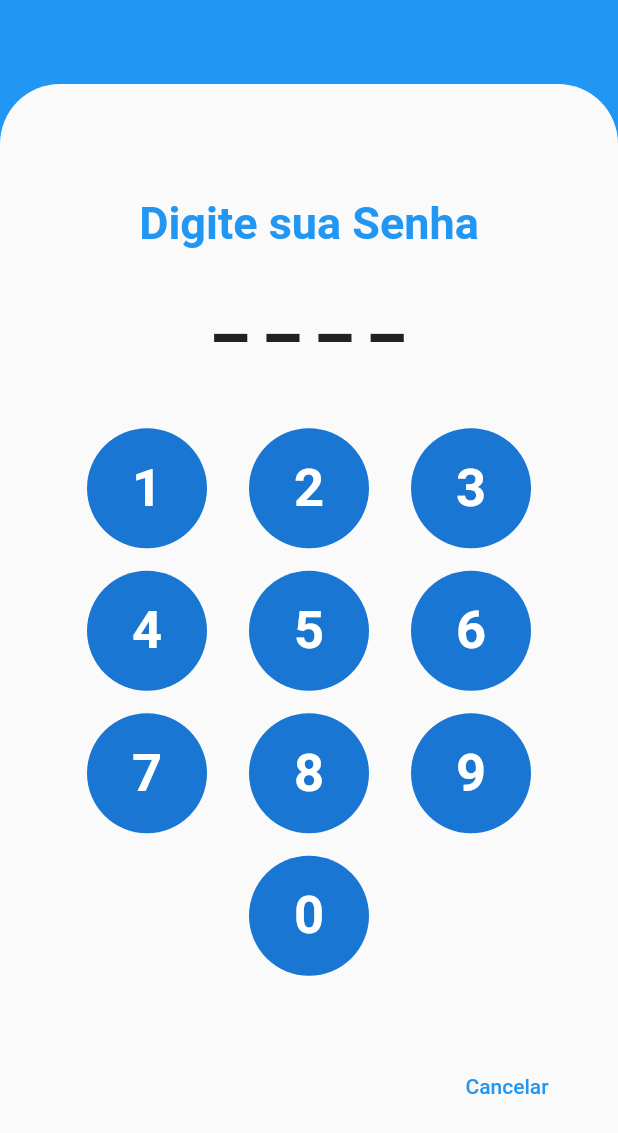
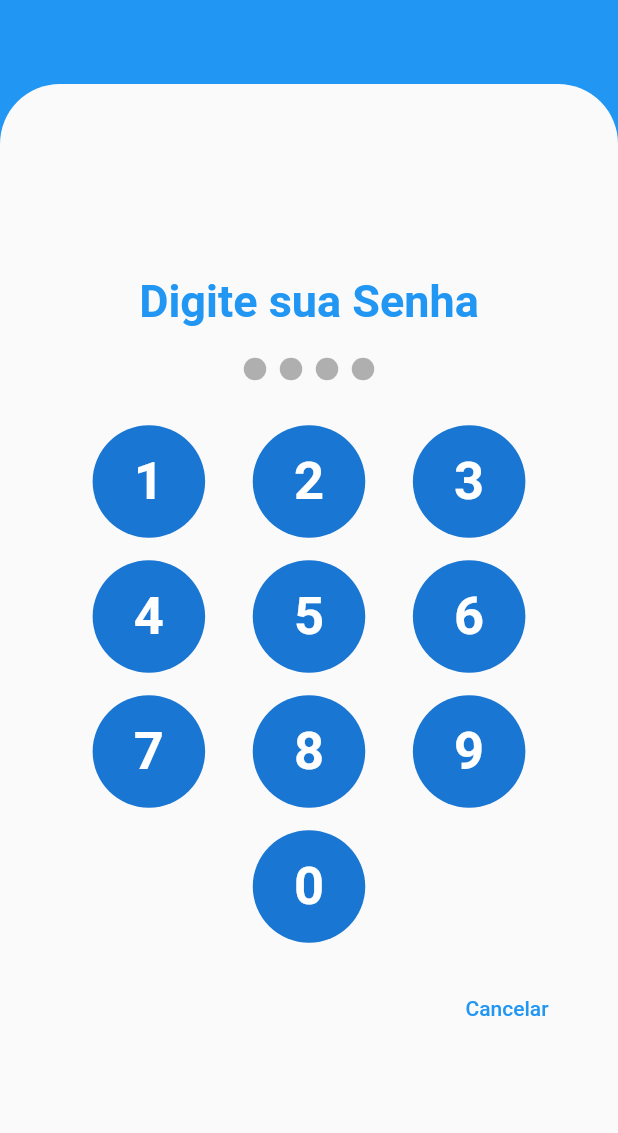
Before and after one commit to eduardoazvd17/ListaCompras, a Flutter app: the TelaPin widget shown alone on an empty page, opened directly, on a phone screen of 412 x 824 dp. Shown: the top 1133 px of the screen. Run offline on Flutter 3.47's test engine with Material 2 defaults, Android fonts, the phone set to English and light mode, and no system bars; our stand-ins replace carousel_slider, cloud_firestore, connectivity, shared_preferences; accounts and stored records are empty.

```diff
--- a/lib/componentes/botao_pin.dart
+++ b/lib/componentes/botao_pin.dart
@@ -7,8 +7,8 @@ class BotaoPin extends StatelessWidget {
   @override
   Widget build(BuildContext context) {
     return Container(
-      height: 80,
-      width: 80,
+      height: 75,
+      width: 75,
       child: InkWell(
         onTap: () => onTap(context, numero),
         child: CircleAvatar(
--- a/lib/telas/tela_pin.dart
+++ b/lib/telas/tela_pin.dart
@@ -18,6 +18,61 @@ class _TelaPinState extends State<TelaPin> {
   String msg = 'Digite sua Senha';
   Color corMsg;
   String pinDigitado = '';
+
+  Widget _digitosPin(int d) {
+    return Row(
+      mainAxisAlignment: MainAxisAlignment.center,
+      children: <Widget>[
+        Container(
+          width: 15,
+          height: 15,
+          margin: EdgeInsets.symmetric(vertical: 10.0, horizontal: 2.0),
+          decoration: BoxDecoration(
+            shape: BoxShape.circle,
+            color: d == 1 || d == 2 || d == 3 || d == 4
+                ? Theme.of(context).primaryColor
+                : Color.fromRGBO(0, 0, 0, 0.3),
+          ),
+        ),
+        SizedBox(width: 5),
+        Container(
+          width: 15,
+          height: 15,
+          margin: EdgeInsets.symmetric(vertical: 10.0, horizontal: 2.0),
+          decoration: BoxDecoration(
+            shape: BoxShape.circle,
+            color: d == 2 || d == 3 || d == 4
+                ? Theme.of(context).primaryColor
+                : Color.fromRGBO(0, 0, 0, 0.3),
+          ),
+        ),
+        SizedBox(width: 5),
+        Container(
+          width: 15,
+          height: 15,
+          margin: EdgeInsets.symmetric(vertical: 10.0, horizontal: 2.0),
+          decoration: BoxDecoration(
+            shape: BoxShape.circle,
+            color: d == 3 || d == 4
+                ? Theme.of(context).primaryColor
+                : Color.fromRGBO(0, 0, 0, 0.3),
+          ),
+        ),
+        SizedBox(width: 5),
+        Container(
+          width: 15,
+          height: 15,
+          margin: EdgeInsets.symmetric(vertical: 10.0, horizontal: 2.0),
+          decoration: BoxDecoration(
+            shape: BoxShape.circle,
+            color: d == 4
+                ? Theme.of(context).primaryColor
+                : Color.fromRGBO(0, 0, 0, 0.3),
+          ),
+        ),
+      ],
+    );
+  }
 
   _entrar(BuildContext context) async {
     if (pinDigitado == widget.pin) {
@@ -79,24 +134,20 @@ class _TelaPinState extends State<TelaPin> {
                     SizedBox(height: 10),
                     Column(
                       children: <Widget>[
-                        Text(
-                          pinDigitado.length == 0
-                              ? "_ _ _ _"
-                              : pinDigitado.length == 1
-                                  ? "* _ _ _"
-                                  : pinDigitado.length == 2
-                                      ? "* * _ _"
-                                      : pinDigitado.length == 3
-                                          ? "* * * _"
-                                          : "* * * *",
-                          style: TextStyle(
-                              fontSize: 50, fontWeight: FontWeight.bold),
-                        ),
+                        pinDigitado.length == 0
+                            ? _digitosPin(0)
+                            : pinDigitado.length == 1
+                                ? _digitosPin(1)
+                                : pinDigitado.length == 2
+                                    ? _digitosPin(2)
+                                    : pinDigitado.length == 3
+                                        ? _digitosPin(3)
+                                        : _digitosPin(4),
                       ],
                     ),
                   ],
                 ),
-                SizedBox(height: 50),
+                SizedBox(height: 20),
                 Column(
                   children: <Widget>[
                     Row(
@@ -168,7 +219,7 @@ class _TelaPinState extends State<TelaPin> {
                     ),
                   ],
                 ),
-                SizedBox(height: 50),
+                SizedBox(height: 20),
                 Row(
                   mainAxisAlignment: MainAxisAlignment.end,
                   children: <Widget>[
```
